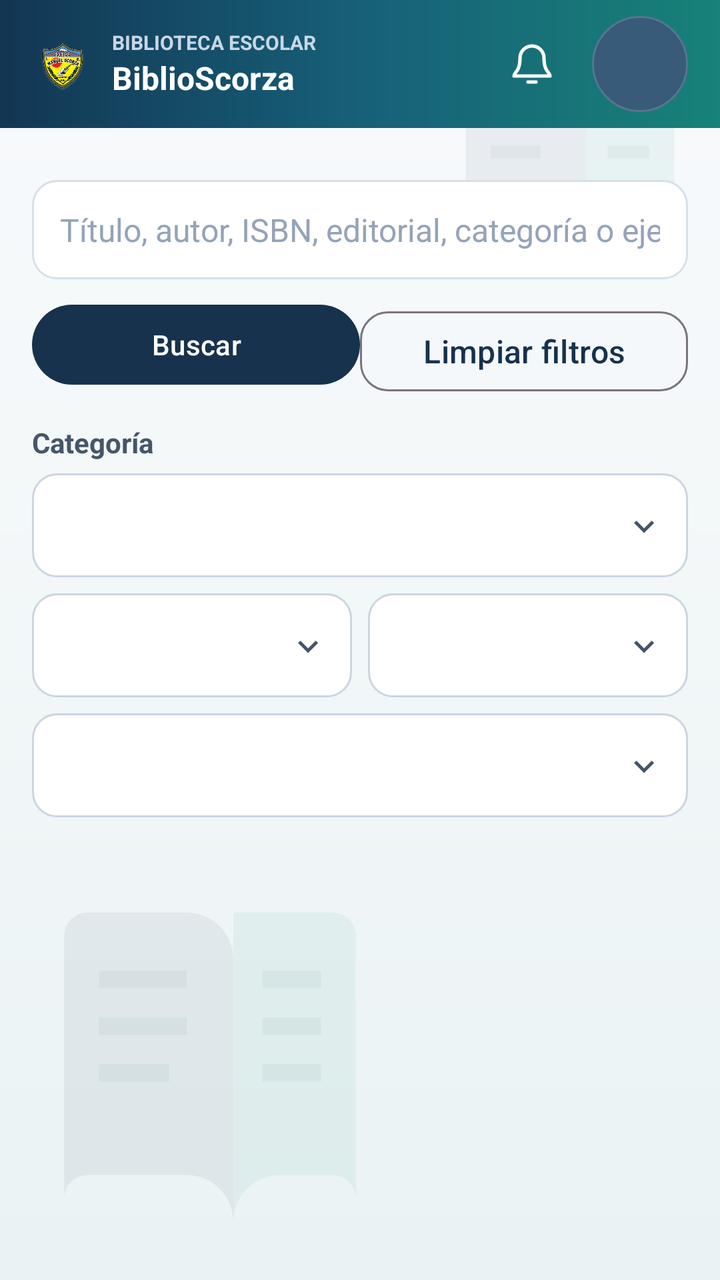
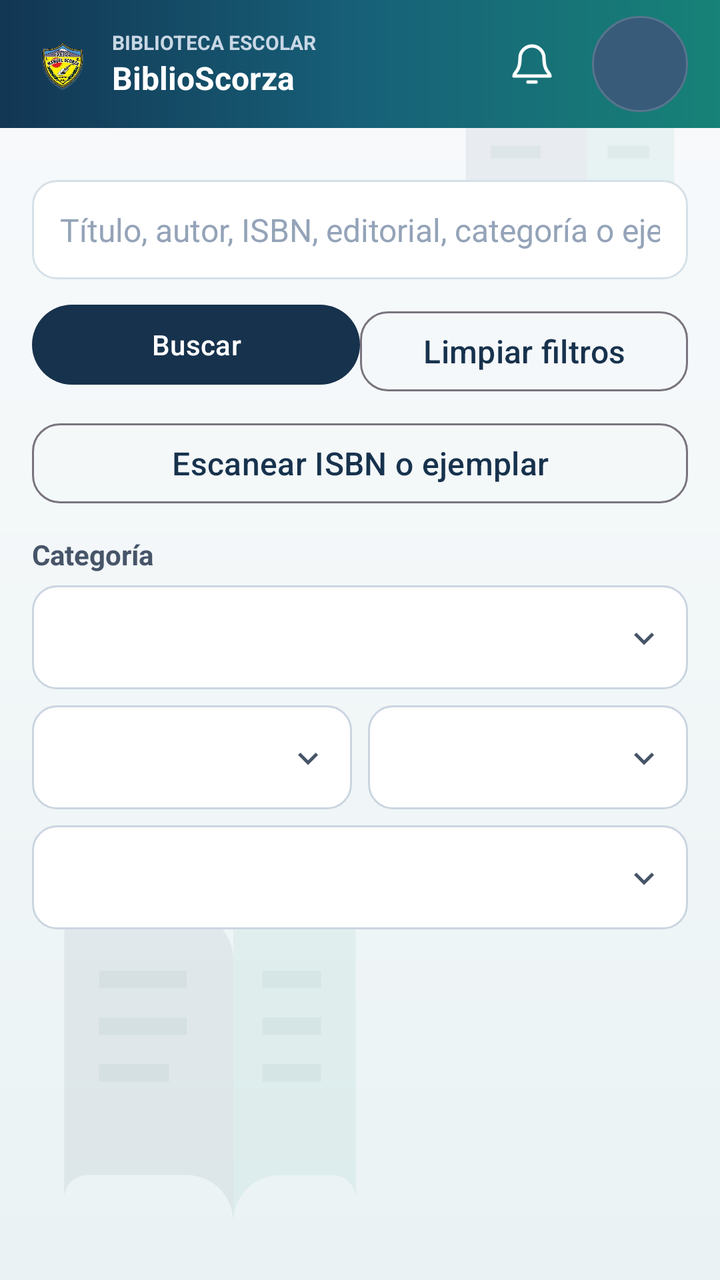

Before-and-after screenshots of an Android layout around one commit, followed by the original layout XML and the change that was made.
<!-- AndroidManifest.xml: application theme Theme.BiblioScorza -->
<!-- res/layout/activity_buscar.xml -->
<?xml version="1.0" encoding="utf-8"?>
<LinearLayout xmlns:android="http://schemas.android.com/apk/res/android"
    android:layout_width="match_parent" android:layout_height="match_parent"
    android:background="@drawable/bg_library_canvas"
    android:orientation="vertical">
    <include layout="@layout/view_top_bar" />
    <LinearLayout android:layout_width="match_parent" android:layout_height="0dp"
        android:layout_weight="1" android:orientation="vertical" android:padding="16dp">
    <EditText android:id="@+id/etBuscar" style="@style/BsInput"
        android:hint="Título, autor, ISBN, editorial, categoría o ejemplar" android:inputType="text" />
    <LinearLayout android:layout_width="match_parent" android:layout_height="wrap_content"
        android:orientation="horizontal">
        <Button android:id="@+id/btnBuscar" android:layout_width="0dp" android:layout_height="48dp"
            android:layout_weight="1" android:layout_marginTop="8dp" android:text="Buscar" />
        <Button android:id="@+id/btnLimpiar" style="@style/BsButtonOutline"
            android:layout_width="0dp" android:layout_height="48dp" android:layout_weight="1"
            android:text="Limpiar filtros" />
    </LinearLayout>
    <TextView android:layout_width="match_parent" android:layout_height="wrap_content"
        android:layout_marginTop="12dp" android:layout_marginBottom="6dp"
        android:text="Categoría" android:textColor="#475569" android:textSize="14sp"
        android:textStyle="bold" />
    <Spinner android:id="@+id/spCategoria" android:layout_width="match_parent" android:layout_height="52dp"
        android:background="@drawable/bg_filter_spinner" android:contentDescription="Filtrar por categoría"
        android:paddingStart="12dp" android:paddingEnd="40dp" android:spinnerMode="dropdown" />
    <LinearLayout android:layout_width="match_parent" android:layout_height="wrap_content"
        android:layout_marginTop="8dp" android:orientation="horizontal">
        <Spinner android:id="@+id/spNivel" android:layout_width="0dp" android:layout_height="52dp"
            android:layout_marginEnd="4dp" android:layout_weight="1" android:background="@drawable/bg_filter_spinner"
            android:contentDescription="Filtrar por nivel educativo" android:paddingStart="10dp"
            android:paddingEnd="36dp" android:spinnerMode="dropdown" />
        <Spinner android:id="@+id/spDisponibilidad" android:layout_width="0dp" android:layout_height="52dp"
            android:layout_marginStart="4dp" android:layout_weight="1" android:background="@drawable/bg_filter_spinner"
            android:contentDescription="Filtrar por disponibilidad" android:paddingStart="10dp"
            android:paddingEnd="36dp" android:spinnerMode="dropdown" />
    </LinearLayout>
    <Spinner android:id="@+id/spEstado" android:layout_width="match_parent" android:layout_height="52dp"
        android:layout_marginTop="8dp" android:background="@drawable/bg_filter_spinner"
        android:contentDescription="Filtrar por estado del libro"
        android:paddingStart="12dp" android:paddingEnd="40dp" android:spinnerMode="dropdown" />
    <ProgressBar android:id="@+id/progreso" android:layout_width="wrap_content"
        android:layout_height="wrap_content" android:layout_gravity="center_horizontal"
        android:visibility="gone" />
    <TextView android:id="@+id/tvFiltros" style="@style/BsText" />
    <TextView android:id="@+id/tvMsg" style="@style/BsText" />
    <ListView android:id="@+id/lista" android:layout_width="match_parent"
        android:layout_height="0dp" android:layout_weight="1" android:layout_marginTop="8dp"
        android:dividerHeight="8dp" />
    <Button android:id="@+id/btnMas" android:layout_width="match_parent"
        android:layout_height="48dp" android:text="Cargar más" android:visibility="gone" />
    </LinearLayout>
</LinearLayout>
<!-- res/layout/view_top_bar.xml (included above) -->
<?xml version="1.0" encoding="utf-8"?>
<LinearLayout xmlns:android="http://schemas.android.com/apk/res/android"
    android:layout_width="match_parent"
    android:layout_height="64dp"
    android:background="@drawable/bg_top_bar"
    android:gravity="center_vertical"
    android:orientation="horizontal"
    android:paddingStart="16dp"
    android:paddingEnd="16dp">

    <ImageButton
        android:id="@+id/btnVolver"
        android:layout_width="44dp"
        android:layout_height="44dp"
        android:background="?attr/selectableItemBackgroundBorderless"
        android:contentDescription="Volver"
        android:padding="12dp"
        android:src="@drawable/ic_arrow_back"
        android:tint="#FFFFFF"
        android:visibility="gone" />

    <ImageView
        android:layout_width="30dp"
        android:layout_height="36dp"
        android:contentDescription="Escudo de Biblioteca-Scorza"
        android:scaleType="fitCenter"
        android:src="@drawable/escudo_colegio_transparente" />

    <LinearLayout
        android:layout_width="0dp"
        android:layout_height="wrap_content"
        android:layout_marginStart="10dp"
        android:layout_weight="1"
        android:orientation="vertical">

        <TextView
            android:layout_width="match_parent"
            android:layout_height="wrap_content"
            android:ellipsize="end"
            android:maxLines="1"
            android:text="BIBLIOTECA ESCOLAR"
            android:textColor="#C8D7E5"
            android:textSize="10sp"
            android:textStyle="bold" />

        <TextView
            android:layout_width="match_parent"
            android:layout_height="wrap_content"
            android:ellipsize="end"
            android:maxLines="1"
            android:text="BiblioScorza"
            android:textColor="#FFFFFF"
            android:textSize="16sp"
            android:textStyle="bold" />
    </LinearLayout>

    <FrameLayout
        android:id="@+id/btnNotificaciones"
        android:layout_width="48dp"
        android:layout_height="48dp"
        android:layout_marginStart="4dp"
        android:background="@drawable/bg_top_bar_action_ripple"
        android:clickable="true"
        android:contentDescription="Notificaciones"
        android:focusable="true">

        <ImageView
            android:layout_width="24dp"
            android:layout_height="24dp"
            android:layout_gravity="center"
            android:contentDescription="@null"
            android:src="@drawable/ic_notifications"
            android:tint="#FFFFFF" />

        <TextView
            android:id="@+id/tvNotificaciones"
            android:layout_width="18dp"
            android:layout_height="18dp"
            android:layout_gravity="top|end"
            android:background="@drawable/bg_top_bar_badge"
            android:gravity="center"
            android:textColor="#FFFFFF"
            android:textSize="10sp"
            android:textStyle="bold"
            android:visibility="gone" />
    </FrameLayout>

    <TextView
        android:id="@+id/btnPerfil"
        android:layout_width="48dp"
        android:layout_height="48dp"
        android:layout_marginStart="6dp"
        android:background="@drawable/bg_top_bar_avatar_ripple"
        android:clickable="true"
        android:contentDescription="Abrir perfil del usuario"
        android:focusable="true"
        android:gravity="center"
        android:minHeight="48dp"
        android:minWidth="48dp"
        android:textColor="#FFFFFF"
        android:textSize="14sp"
        android:textStyle="bold" />
</LinearLayout>
<!-- resources referenced by this layout -->
<resources>
  <!-- drawable bg_top_bar (drawable) -->
  <?xml version="1.0" encoding="utf-8"?>
  <shape xmlns:android="http://schemas.android.com/apk/res/android">
      <gradient
          android:angle="0"
          android:centerColor="#176078"
          android:endColor="#178277"
          android:startColor="#123653"
          android:type="linear" />
      <corners android:radius="0dp" />
  </shape>
  <!-- drawable bg_top_bar_action_ripple (drawable) -->
  <?xml version="1.0" encoding="utf-8"?>
  <ripple xmlns:android="http://schemas.android.com/apk/res/android"
      android:color="#55FFFFFF">
      <item android:id="@android:id/mask">
          <shape android:shape="oval">
              <solid android:color="#FFFFFFFF" />
          </shape>
      </item>
  </ripple>
  <!-- drawable bg_top_bar_avatar_ripple (drawable) -->
  <?xml version="1.0" encoding="utf-8"?>
  <ripple xmlns:android="http://schemas.android.com/apk/res/android"
      android:color="#66FFFFFF">
      <item android:drawable="@drawable/bg_top_bar_avatar" />
      <item android:id="@android:id/mask">
          <shape android:shape="oval">
              <solid android:color="#FFFFFFFF" />
          </shape>
      </item>
  </ripple>
  <!-- drawable bg_top_bar_badge (drawable) -->
  <?xml version="1.0" encoding="utf-8"?>
  <shape xmlns:android="http://schemas.android.com/apk/res/android">
      <solid android:color="#D93445" />
      <corners android:radius="50dp" />
  </shape>
  <!-- drawable ic_arrow_back (drawable) -->
  <vector xmlns:android="http://schemas.android.com/apk/res/android"
      android:width="24dp" android:height="24dp"
      android:viewportWidth="24" android:viewportHeight="24">
      <path android:fillColor="#FF000000"
          android:pathData="M20,12v-2H7.83l5.59,-5.59L12,3l-9,8 9,9 1.41,-1.41L7.83,12H20z" />
  </vector>
  <style name="BsButtonOutline" parent="Widget.Material3.Button.OutlinedButton">
          <item name="android:layout_width">match_parent</item>
          <item name="android:layout_height">54dp</item>
          <item name="android:layout_marginTop">12dp</item>
          <item name="android:textSize">16sp</item>
          <item name="cornerRadius">14dp</item>
      </style>
  <style name="BsText">
          <item name="android:layout_width">match_parent</item>
          <item name="android:layout_height">wrap_content</item>
          <item name="android:layout_marginTop">8dp</item>
          <item name="android:textSize">15sp</item>
          <item name="android:textColor">#1E293B</item>
      </style>
  <style name="Theme.BiblioScorza" parent="Theme.Material3.Light.NoActionBar">
          <item name="colorPrimary">#17324D</item>
          <item name="colorOnPrimary">#FFFFFF</item>
          <item name="colorSecondary">#168C83</item>
          <item name="android:statusBarColor">#10263A</item>
          <item name="android:navigationBarColor">#F3F7FA</item>
          <item name="android:windowLightNavigationBar">true</item>
          <item name="android:windowBackground">#F3F7FA</item>
      </style>
  <!-- drawable ic_filter_expand (drawable) -->
  <vector xmlns:android="http://schemas.android.com/apk/res/android"
      android:width="24dp"
      android:height="24dp"
      android:viewportWidth="24"
      android:viewportHeight="24">
      <path
          android:fillColor="#475569"
          android:pathData="M7.4,9.2L12,13.8l4.6,-4.6L18,10.6l-6,6 -6,-6z" />
  </vector>
  <!-- drawable bg_top_bar_avatar (drawable) -->
  <?xml version="1.0" encoding="utf-8"?>
  <shape xmlns:android="http://schemas.android.com/apk/res/android" android:shape="oval">
      <solid android:color="#385B7A" />
      <stroke android:width="1dp" android:color="#58748E" />
  </shape>
  <!-- drawable input_bg (drawable) -->
  <?xml version="1.0" encoding="utf-8"?>
  <shape xmlns:android="http://schemas.android.com/apk/res/android" android:shape="rectangle">
      <solid android:color="#FFFFFF" />
      <stroke android:width="1dp" android:color="#D6E0E8" />
      <corners android:radius="12dp" />
  </shape>
  <!-- unchanged entries left out for length: 6 -->
</resources>

<!-- the commit's change to res/layout/activity_buscar.xml (unified diff, before → after) -->
@@ -16,6 +16,9 @@
             android:layout_width="0dp" android:layout_height="48dp" android:layout_weight="1"
             android:text="Limpiar filtros" />
     </LinearLayout>
+    <Button android:id="@+id/btnScanCodigo" style="@style/BsButtonOutline"
+        android:layout_width="match_parent" android:layout_height="48dp"
+        android:layout_marginTop="8dp" android:text="Escanear ISBN o ejemplar" />
     <TextView android:layout_width="match_parent" android:layout_height="wrap_content"
         android:layout_marginTop="12dp" android:layout_marginBottom="6dp"
         android:text="Categoría" android:textColor="#475569" android:textSize="14sp"
